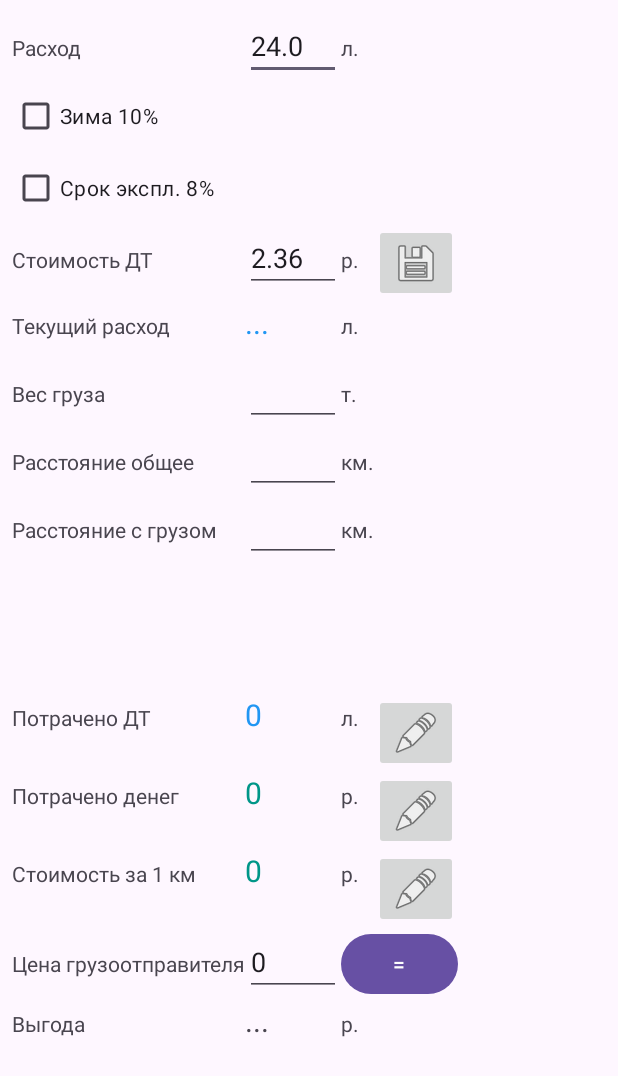
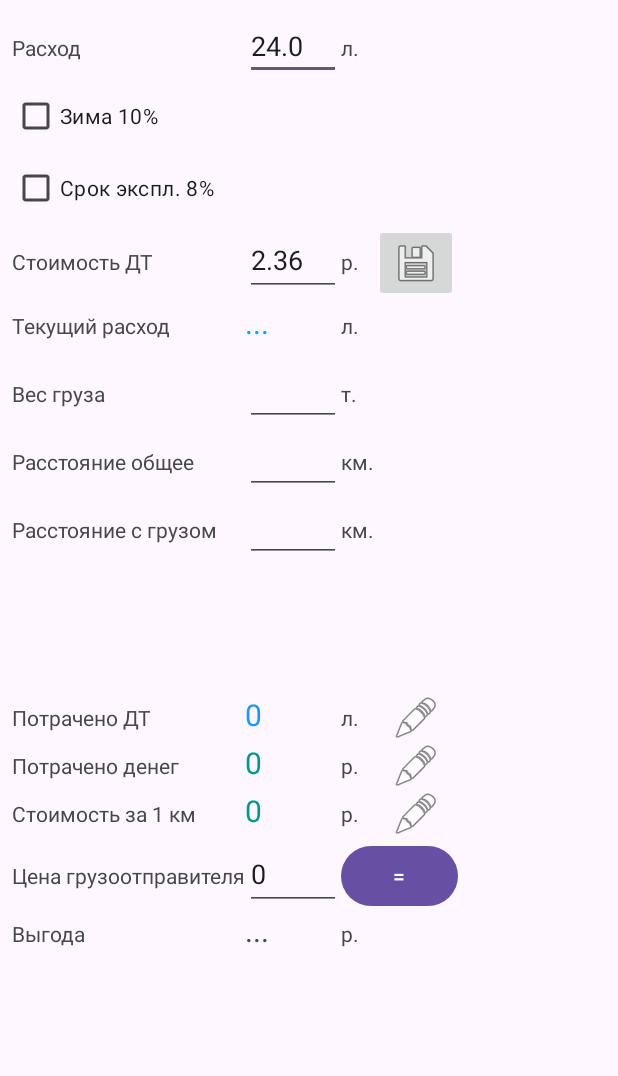
Before and after one commit to mrnchernova/WayBill, an Android app: the screen it shows after launch (MainActivity), on a phone screen of 412 x 824 dp. Shown: the top 1076 px of the screen. Run offline under Robolectric (Android 15) with nearby library versions, the phone set to English and light mode, and no system bars.

Commit message:
global commit for waybill project

```diff
--- a/app/src/main/res/layout/activity_main.xml
+++ b/app/src/main/res/layout/activity_main.xml
@@ -84,6 +84,7 @@
                 android:layout_width="wrap_content"
                 android:layout_height="wrap_content"
                 android:inputType="numberDecimal"
+                android:minHeight="48dp"
                 android:text="@string/etFuelPrice" />
 
             <TextView
@@ -269,7 +270,7 @@
                 android:layout_height="wrap_content"
                 android:text="л." />
 
-            <ImageButton
+            <ImageView
                 android:id="@+id/imgBtnEdit1"
                 android:layout_width="wrap_content"
                 android:layout_height="wrap_content"
@@ -301,7 +302,7 @@
                 android:layout_height="wrap_content"
                 android:text="р." />
 
-            <ImageButton
+            <ImageView
                 android:id="@+id/imgBtnEdit2"
                 android:layout_width="wrap_content"
                 android:layout_height="wrap_content"
@@ -333,7 +334,7 @@
                 android:layout_height="wrap_content"
                 android:text="р." />
 
-            <ImageButton
+            <ImageView
                 android:id="@+id/imgBtnEdit3"
                 android:layout_width="wrap_content"
                 android:layout_height="wrap_content"
@@ -356,6 +357,7 @@
                 android:layout_width="wrap_content"
                 android:layout_height="wrap_content"
                 android:inputType="numberDecimal"
+                android:minHeight="48dp"
                 android:text="0" />
 
             <Button
```
